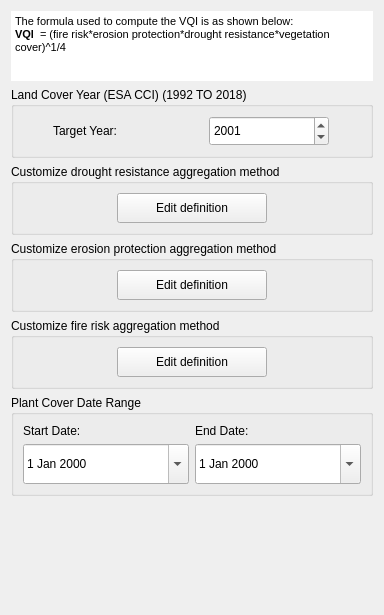
The window that MISLAND/gui/WidgetMQISetup.ui (LocateIT/trends.earth) describes before a commit, drawn with Qt 5.
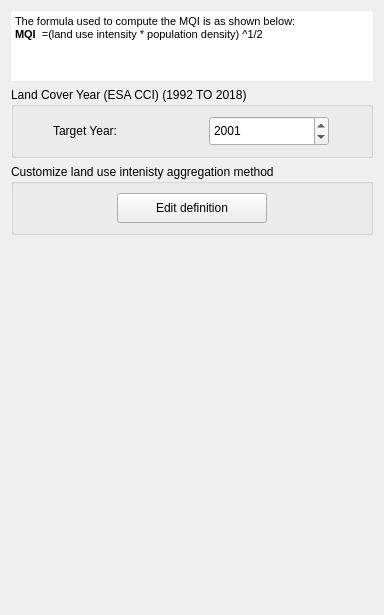
The same window after the commit.

Commit message: add vqi aggregation & mqi UI

Patch:
```diff
--- a/MISLAND/gui/WidgetMQISetup.ui
+++ b/MISLAND/gui/WidgetMQISetup.ui
@@ -19,7 +19,7 @@
   <property name="windowTitle">
    <string>Form</string>
   </property>
-  <layout class="QVBoxLayout" name="verticalLayout" stretch="0,0,0,0,0,0,0">
+  <layout class="QVBoxLayout" name="verticalLayout" stretch="0,0,0,0">
    <item>
     <widget class="QTextBrowser" name="textBrowser">
      <property name="maximumSize">
@@ -39,8 +39,8 @@
 &lt;html&gt;&lt;head&gt;&lt;meta name=&quot;qrichtext&quot; content=&quot;1&quot; /&gt;&lt;style type=&quot;text/css&quot;&gt;
 p, li { white-space: pre-wrap; }
 &lt;/style&gt;&lt;/head&gt;&lt;body style=&quot; font-family:'MS Shell Dlg 2'; font-size:7.8pt; font-weight:400; font-style:normal;&quot;&gt;
-&lt;p style=&quot; margin-top:0px; margin-bottom:0px; margin-left:0px; margin-right:0px; -qt-block-indent:0; text-indent:0px; background-color:#ffffff;&quot;&gt;&lt;span style=&quot; font-size:8pt; background-color:#ffffff;&quot;&gt;The formula used to compute the VQI is as shown below:&lt;/span&gt;&lt;/p&gt;
-&lt;p style=&quot; margin-top:0px; margin-bottom:0px; margin-left:0px; margin-right:0px; -qt-block-indent:0; text-indent:0px; background-color:#ffffff;&quot;&gt;&lt;span style=&quot; font-size:8pt; font-weight:600; background-color:#ffffff;&quot;&gt;VQI&lt;/span&gt;&lt;span style=&quot; font-size:8pt; background-color:#ffffff;&quot;&gt;  = (fire risk*erosion protection*drought resistance*vegetation cover)^1/4&lt;/span&gt;&lt;/p&gt;&lt;/body&gt;&lt;/html&gt;</string>
+&lt;p style=&quot; margin-top:0px; margin-bottom:0px; margin-left:0px; margin-right:0px; -qt-block-indent:0; text-indent:0px; background-color:#ffffff;&quot;&gt;&lt;span style=&quot; font-size:8pt; background-color:#ffffff;&quot;&gt;The formula used to compute the MQI is as shown below:&lt;/span&gt;&lt;/p&gt;
+&lt;p style=&quot; margin-top:0px; margin-bottom:0px; margin-left:0px; margin-right:0px; -qt-block-indent:0; text-indent:0px; background-color:#ffffff;&quot;&gt;&lt;span style=&quot; font-size:8pt; font-weight:600; background-color:#ffffff;&quot;&gt;MQI&lt;/span&gt;&lt;span style=&quot; font-size:8pt; background-color:#ffffff;&quot;&gt;  =(land use intensity * population density) ^1/2&lt;/span&gt;&lt;/p&gt;&lt;/body&gt;&lt;/html&gt;</string>
      </property>
     </widget>
    </item>
@@ -130,7 +130,7 @@
    <item>
     <widget class="QGroupBox" name="groupBox_texture_agg">
      <property name="title">
-      <string>Customize drought resistance aggregation method</string>
+      <string>Customize land use intenisty aggregation method</string>
      </property>
      <layout class="QGridLayout" name="gridLayout_7">
       <item row="0" column="0">
@@ -167,175 +167,6 @@
      </layout>
     </widget>
    </item>
-   <item>
-    <widget class="QGroupBox" name="groupBox_pm_agg">
-     <property name="title">
-      <string>Customize erosion protection aggregation method</string>
-     </property>
-     <layout class="QGridLayout" name="gridLayout_6">
-      <item row="0" column="0">
-       <widget class="QPushButton" name="use_pm_agg_edit">
-        <property name="enabled">
-         <bool>true</bool>
-        </property>
-        <property name="sizePolicy">
-         <sizepolicy hsizetype="Minimum" vsizetype="Minimum">
-          <horstretch>0</horstretch>
-          <verstretch>0</verstretch>
-         </sizepolicy>
-        </property>
-        <property name="minimumSize">
-         <size>
-          <width>100</width>
-          <height>30</height>
-         </size>
-        </property>
-        <property name="maximumSize">
-         <size>
-          <width>150</width>
-          <height>16777215</height>
-         </size>
-        </property>
-        <property name="font">
-         <font>
-          <kerning>true</kerning>
-         </font>
-        </property>
-        <property name="autoFillBackground">
-         <bool>false</bool>
-        </property>
-        <property name="styleSheet">
-         <string notr="true"/>
-        </property>
-        <property name="text">
-         <string>Edit definition</string>
-        </property>
-        <property name="checkable">
-         <bool>false</bool>
-        </property>
-        <property name="autoDefault">
-         <bool>false</bool>
-        </property>
-        <property name="default">
-         <bool>false</bool>
-        </property>
-        <property name="flat">
-         <bool>false</bool>
-        </property>
-       </widget>
-      </item>
-     </layout>
-    </widget>
-   </item>
-   <item>
-    <widget class="QGroupBox" name="groupBox">
-     <property name="title">
-      <string>Customize fire risk aggregation method</string>
-     </property>
-     <layout class="QGridLayout" name="gridLayout">
-      <item row="0" column="0">
-       <widget class="QPushButton" name="use_pm_agg_edit_2">
-        <property name="enabled">
-         <bool>true</bool>
-        </property>
-        <property name="sizePolicy">
-         <sizepolicy hsizetype="Minimum" vsizetype="Minimum">
-          <horstretch>0</horstretch>
-          <verstretch>0</verstretch>
-         </sizepolicy>
-        </property>
-        <property name="minimumSize">
-         <size>
-          <width>100</width>
-          <height>30</height>
-         </size>
-        </property>
-        <property name="maximumSize">
-         <size>
-          <width>150</width>
-          <height>16777215</height>
-         </size>
-        </property>
-        <property name="font">
-         <font>
-          <kerning>true</kerning>
-         </font>
-        </property>
-        <property name="autoFillBackground">
-         <bool>false</bool>
-        </property>
-        <property name="styleSheet">
-         <string notr="true"/>
-        </property>
-        <property name="text">
-         <string>Edit definition</string>
-        </property>
-        <property name="checkable">
-         <bool>false</bool>
-        </property>
-        <property name="autoDefault">
-         <bool>false</bool>
-        </property>
-        <property name="default">
-         <bool>false</bool>
-        </property>
-        <property name="flat">
-         <bool>false</bool>
-        </property>
-       </widget>
-      </item>
-     </layout>
-    </widget>
-   </item>
-   <item>
-    <widget class="QGroupBox" name="groupBox_2">
-     <property name="title">
-      <string>Plant Cover Date Range</string>
-     </property>
-     <layout class="QGridLayout" name="gridLayout_2">
-      <item row="0" column="0">
-       <widget class="QLabel" name="label">
-        <property name="text">
-         <string>Start Date:</string>
-        </property>
-       </widget>
-      </item>
-      <item row="0" column="1">
-       <widget class="QLabel" name="label_2">
-        <property name="text">
-         <string>End Date:</string>
-        </property>
-       </widget>
-      </item>
-      <item row="1" column="0">
-       <widget class="QDateEdit" name="prefire_start_btn">
-        <property name="minimumSize">
-         <size>
-          <width>0</width>
-          <height>40</height>
-         </size>
-        </property>
-        <property name="calendarPopup">
-         <bool>true</bool>
-        </property>
-       </widget>
-      </item>
-      <item row="1" column="1">
-       <widget class="QDateEdit" name="prefire_end_btn">
-        <property name="minimumSize">
-         <size>
-          <width>0</width>
-          <height>40</height>
-         </size>
-        </property>
-        <property name="calendarPopup">
-         <bool>true</bool>
-        </property>
-       </widget>
-      </item>
-     </layout>
-    </widget>
-   </item>
    <item>
     <spacer name="verticalSpacer">
      <property name="orientation">
```
Left out of the diff: 2 changed lines with no effect on the pictures. The commit also changes 8 other files.
